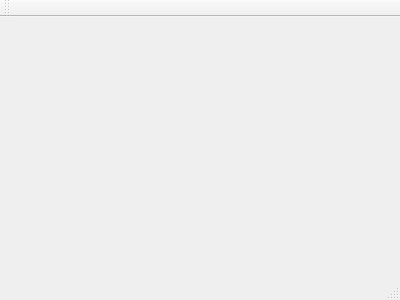
jackodirks/simpleKinectController, file MainWindow.ui: the form before one commit.
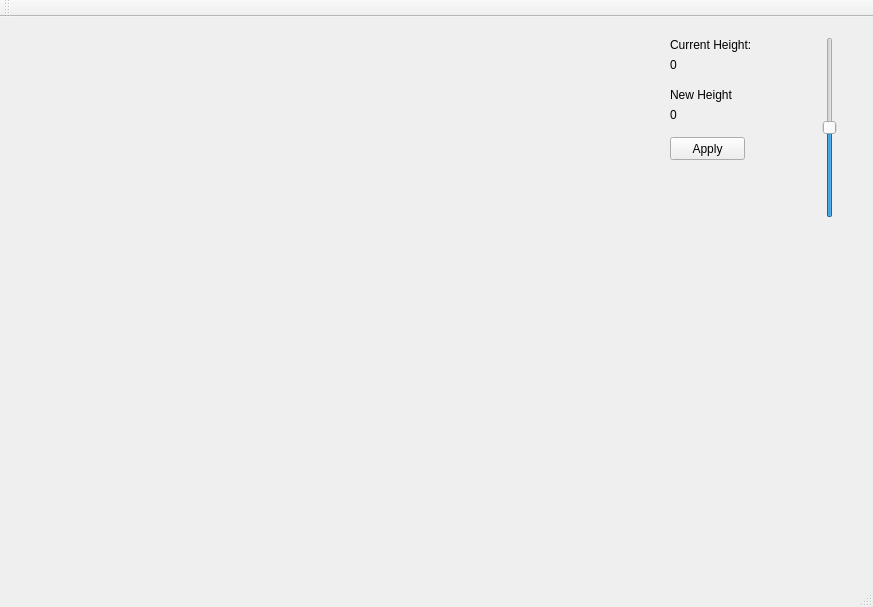
The form after the commit.

```diff
--- a/MainWindow.ui
+++ b/MainWindow.ui
@@ -1,24 +1,165 @@
 <ui version="4.0">
  <class>MainWindow</class>
- <widget class="QMainWindow" name="MainWindow" >
-  <property name="geometry" >
+ <widget class="QMainWindow" name="MainWindow">
+  <property name="geometry">
    <rect>
     <x>0</x>
     <y>0</y>
-    <width>400</width>
-    <height>300</height>
+    <width>873</width>
+    <height>607</height>
    </rect>
   </property>
   <property name="windowTitle" >
    <string>MainWindow</string>
   </property>
-  <widget class="QMenuBar" name="menuBar" />
-  <widget class="QToolBar" name="mainToolBar" />
-  <widget class="QWidget" name="centralWidget" />
-  <widget class="QStatusBar" name="statusBar" />
+  <widget class="QWidget" name="centralWidget">
+   <widget class="QWidget" name="imageDisplayGLWidget" native="true">
+    <property name="geometry">
+     <rect>
+      <x>10</x>
+      <y>10</y>
+      <width>640</width>
+      <height>480</height>
+     </rect>
+    </property>
+    <property name="sizePolicy">
+     <sizepolicy hsizetype="Fixed" vsizetype="Fixed">
+      <horstretch>0</horstretch>
+      <verstretch>0</verstretch>
+     </sizepolicy>
+    </property>
+    <property name="baseSize">
+     <size>
+      <width>640</width>
+      <height>480</height>
+     </size>
+    </property>
+   </widget>
+   <widget class="QSlider" name="kinectHeightSlider">
+    <property name="geometry">
+     <rect>
+      <x>820</x>
+      <y>20</y>
+      <width>19</width>
+      <height>181</height>
+     </rect>
+    </property>
+    <property name="sizePolicy">
+     <sizepolicy hsizetype="Fixed" vsizetype="Expanding">
+      <horstretch>0</horstretch>
+      <verstretch>0</verstretch>
+     </sizepolicy>
+    </property>
+    <property name="minimum">
+     <number>-27</number>
+    </property>
+    <property name="maximum">
+     <number>27</number>
+    </property>
+    <property name="orientation">
+     <enum>Qt::Vertical</enum>
+    </property>
+   </widget>
+   <widget class="QLabel" name="label">
+    <property name="geometry">
+     <rect>
+      <x>670</x>
+      <y>20</y>
+      <width>81</width>
+      <height>16</height>
+     </rect>
+    </property>
+    <property name="text">
+     <string>Current Height:</string>
+    </property>
+   </widget>
+   <widget class="QLabel" name="labelCurHeight">
+    <property name="geometry">
+     <rect>
+      <x>670</x>
+      <y>40</y>
+      <width>81</width>
+      <height>16</height>
+     </rect>
+    </property>
+    <property name="text">
+     <string>0</string>
+    </property>
+   </widget>
+   <widget class="QLabel" name="label_3">
+    <property name="geometry">
+     <rect>
+      <x>670</x>
+      <y>70</y>
+      <width>81</width>
+      <height>16</height>
+     </rect>
+    </property>
+    <property name="text">
+     <string>New Height</string>
+    </property>
+   </widget>
+   <widget class="QLabel" name="labelNewHeight">
+    <property name="geometry">
+     <rect>
+      <x>670</x>
+      <y>90</y>
+      <width>81</width>
+      <height>16</height>
+     </rect>
+    </property>
+    <property name="text">
+     <string>&lt;html&gt;&lt;head/&gt;&lt;body&gt;&lt;p&gt;0&lt;/p&gt;&lt;/body&gt;&lt;/html&gt;</string>
+    </property>
+   </widget>
+   <widget class="QPushButton" name="pushButtonApplyHeight">
+    <property name="geometry">
+     <rect>
+      <x>670</x>
+      <y>120</y>
+      <width>75</width>
+      <height>23</height>
+     </rect>
+    </property>
+    <property name="text">
+     <string>Apply</string>
+    </property>
+   </widget>
+   <widget class="QLabel" name="labelError">
+    <property name="geometry">
+     <rect>
+      <x>10</x>
+      <y>500</y>
+      <width>851</width>
+      <height>16</height>
+     </rect>
+    </property>
+    <property name="text">
+     <string/>
+    </property>
+   </widget>
+  </widget>
+  <widget class="QMenuBar" name="menuBar">
+   <property name="geometry">
+    <rect>
+     <x>0</x>
+     <y>0</y>
+     <width>873</width>
+     <height>21</height>
+    </rect>
+   </property>
+  </widget>
+  <widget class="QToolBar" name="mainToolBar">
+   <attribute name="toolBarArea">
+    <enum>TopToolBarArea</enum>
+   </attribute>
+   <attribute name="toolBarBreak">
+    <bool>false</bool>
+   </attribute>
+  </widget>
+  <widget class="QStatusBar" name="statusBar"/>
  </widget>
- <layoutDefault spacing="6" margin="11" />
- <pixmapfunction></pixmapfunction>
+ <layoutdefault spacing="6" margin="11"/>
  <resources/>
  <connections/>
 </ui>
```
Left out of the diff: 3 changed lines with no effect on the pictures.
